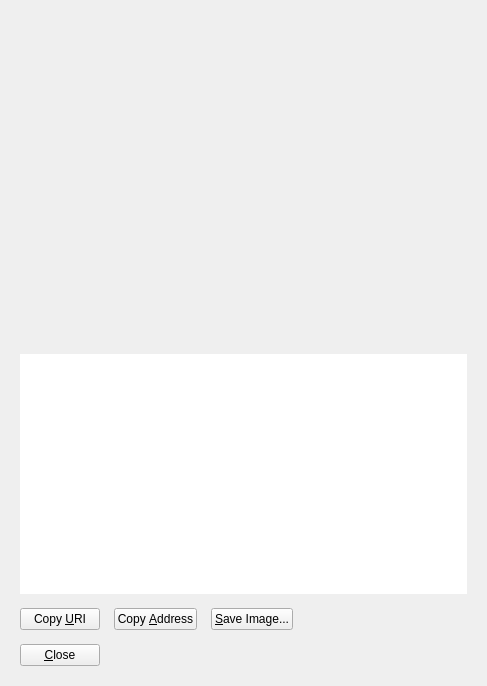
Old version of the form src/qt/forms/receiverequestdialog.ui in the repository firoorg/firo.
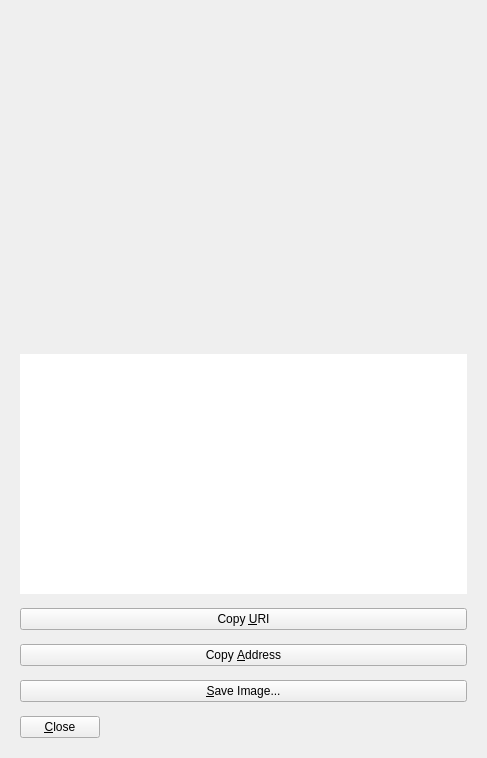
New version of the form. Custom widgets are drawn as their Qt base class.

Commit message: Qt: Prevent translated receive action clipping

The edit to the form file:
```diff
--- a/src/qt/forms/receiverequestdialog.ui
+++ b/src/qt/forms/receiverequestdialog.ui
@@ -83,7 +83,7 @@
     </widget>
    </item>
    <item>
-    <layout class="QHBoxLayout" name="horizontalLayout">
+    <layout class="QVBoxLayout" name="actionButtonsLayout">
      <item>
       <widget class="QPushButton" name="btnCopyURI">
        <property name="text">
@@ -114,19 +114,6 @@
        </property>
       </widget>
      </item>
-     <item>
-      <spacer name="horizontalSpacer_2">
-       <property name="orientation">
-        <enum>Qt::Horizontal</enum>
-       </property>
-       <property name="sizeHint" stdset="0">
-        <size>
-         <width>40</width>
-         <height>20</height>
-        </size>
-       </property>
-      </spacer>
-     </item>
     </layout>
    </item>
    <item>
```
The commit also changes 1 other file.
